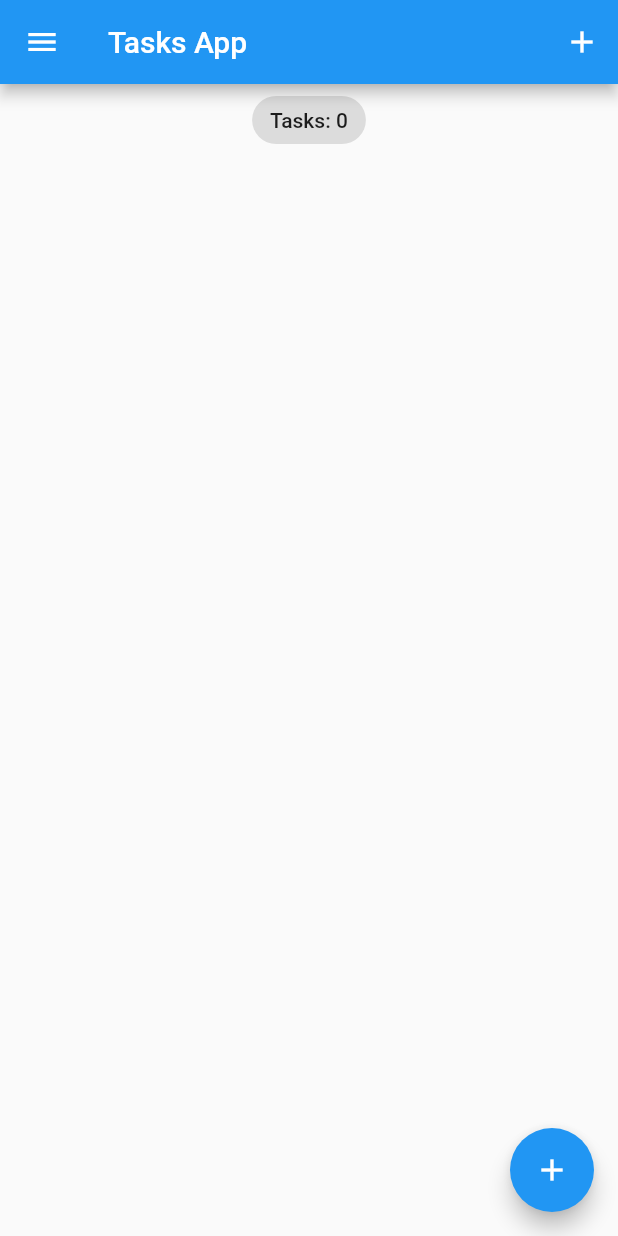
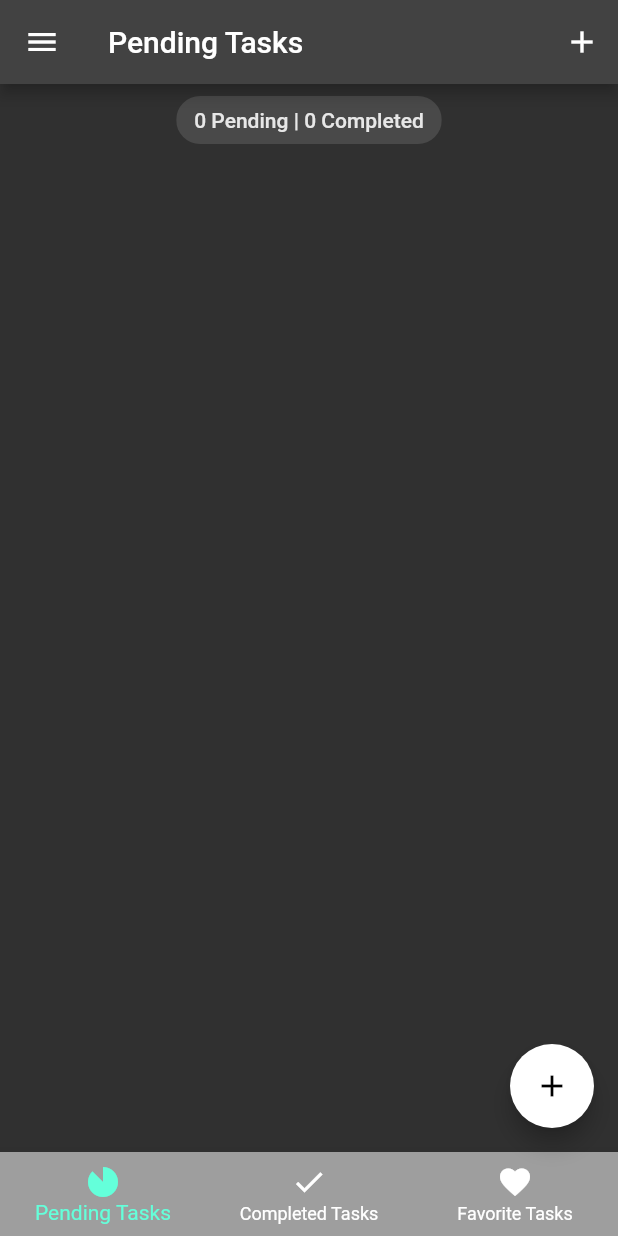
Before and after one commit to pmidura/BLoC-ToDoApp, a Flutter app: the screen it shows after launch, on a phone screen of 412 x 824 dp. Run offline on Flutter 3.47's test engine with Material 2 defaults, Android fonts, the light colour scheme and no system bars; our stand-ins replace equatable, flutter_bloc, hydrated_bloc.

Commit message:
add bottomNavBar and 3 screens

```diff
--- a/lib/bloc/tasks_state.dart
+++ /dev/null
@@ -1,28 +0,0 @@
-part of 'tasks_bloc.dart';
-
-class TasksState extends Equatable {
-  final List<Task> allTasks;
-  final List<Task> removedTasks;
-
-  const TasksState({
-    this.allTasks = const <Task>[],
-    this.removedTasks = const <Task>[],
-  });
-
-  @override
-  List<Object> get props => [allTasks, removedTasks];
-
-  Map<String, dynamic> toMap() {
-    return <String, dynamic>{
-      'allTasks': allTasks.map((x) => x.toMap()).toList(),
-      'removedTasks': removedTasks.map((x) => x.toMap()).toList(),
-    };
-  }
-
-  factory TasksState.fromMap(Map<String, dynamic> map) {
-    return TasksState(
-      allTasks: List<Task>.from(map['allTasks']?.map((x) => Task.fromMap(x))),
-      removedTasks: List<Task>.from(map['removedTasks']?.map((x) => Task.fromMap(x))),
-    );
-  }
-}
--- /dev/null
+++ b/lib/blocs/tasks_bloc/tasks_state.dart
@@ -0,0 +1,41 @@
+part of 'tasks_bloc.dart';
+
+class TasksState extends Equatable {
+  final List<Task> pendingTasks;
+  final List<Task> completedTasks;
+  final List<Task> favoriteTasks;
+  final List<Task> removedTasks;
+
+  const TasksState({
+    this.pendingTasks = const <Task>[],
+    this.completedTasks = const <Task>[],
+    this.favoriteTasks = const <Task>[],
+    this.removedTasks = const <Task>[],
+  });
+
+  @override
+  List<Object> get props => [
+        pendingTasks,
+        completedTasks,
+        favoriteTasks,
+        removedTasks,
+      ];
+
+  Map<String, dynamic> toMap() {
+    return <String, dynamic>{
+      'pendingTasks': pendingTasks.map((x) => x.toMap()).toList(),
+      'completedTasks': completedTasks.map((x) => x.toMap()).toList(),
+      'favoriteTasks': favoriteTasks.map((x) => x.toMap()).toList(),
+      'removedTasks': removedTasks.map((x) => x.toMap()).toList(),
+    };
+  }
+
+  factory TasksState.fromMap(Map<String, dynamic> map) {
+    return TasksState(
+      pendingTasks: List<Task>.from(map['pendingTasks']?.map((x) => Task.fromMap(x))),
+      completedTasks: List<Task>.from(map['completedTasks']?.map((x) => Task.fromMap(x))),
+      favoriteTasks: List<Task>.from(map['favoriteTasks']?.map((x) => Task.fromMap(x))),
+      removedTasks: List<Task>.from(map['removedTasks']?.map((x) => Task.fromMap(x))),
+    );
+  }
+}
--- a/lib/main.dart
+++ b/lib/main.dart
@@ -1,11 +1,12 @@
+import 'package:bloc_to_do_app/screens/tabs_screen.dart';
 import 'package:bloc_to_do_app/services/app_router.dart';
+import 'package:bloc_to_do_app/services/app_theme.dart';
 import 'package:flutter/material.dart';
 import 'package:flutter_bloc/flutter_bloc.dart';
 import 'package:hydrated_bloc/hydrated_bloc.dart';
 import 'package:path_provider/path_provider.dart';
 
-import 'bloc/tasks_bloc.dart';
-import 'screens/tasks_screen.dart';
+import 'blocs/tasks_bloc/tasks_bloc.dart';
 
 void main() async {
   WidgetsFlutterBinding.ensureInitialized();
@@ -28,11 +29,9 @@ class MyApp extends StatelessWidget {
       create: (context) => TasksBloc(),
       child: MaterialApp(
         title: 'Flutter Tasks App',
-        theme: ThemeData(
-          primarySwatch: Colors.blue,
-        ),
+        theme: AppThemes.appThemeData[AppTheme.darkTheme],
         debugShowCheckedModeBanner: false,
-        home: const TasksScreen(),
+        home: const TabsScreen(),
         onGenerateRoute: appRouter.onGenerateRoute,
       ),
     );
--- a/lib/screens/add_task_screen.dart
+++ b/lib/screens/add_task_screen.dart
@@ -2,7 +2,7 @@ import 'package:bloc_to_do_app/services/guid_gen.dart';
 import 'package:flutter/material.dart';
 import 'package:flutter_bloc/flutter_bloc.dart';
 
-import '../bloc/tasks_bloc.dart';
+import '../blocs/tasks_bloc/tasks_bloc.dart';
 import '../models/task.dart';
 
 class AddTaskScreen extends StatelessWidget {
--- /dev/null
+++ b/lib/screens/completed_tasks_screen.dart
@@ -0,0 +1,33 @@
+import 'package:flutter/material.dart';
+import 'package:flutter_bloc/flutter_bloc.dart';
+
+import '../blocs/tasks_bloc/tasks_bloc.dart';
+import '../models/task.dart';
+import '../widgets/tasks_list.dart';
+
+class CompletedTasksScreen extends StatelessWidget {
+  const CompletedTasksScreen({super.key});
+
+  static const id = 'completed_tasks_screen';
+
+  @override
+  Widget build(BuildContext context) => BlocBuilder<TasksBloc, TasksState>(
+        builder: (context, state) {
+          List<Task> tasksList = state.completedTasks;
+
+          return Column(
+            crossAxisAlignment: CrossAxisAlignment.center,
+            children: [
+              Center(
+                child: Chip(
+                  label: Text(
+                    '${tasksList.length} Completed',
+                  ),
+                ),
+              ),
+              TasksList(tasksList: tasksList),
+            ],
+          );
+        },
+      );
+}
--- /dev/null
+++ b/lib/screens/pending_tasks_screen.dart
@@ -0,0 +1,33 @@
+import 'package:flutter/material.dart';
+import 'package:flutter_bloc/flutter_bloc.dart';
+
+import '../blocs/tasks_bloc/tasks_bloc.dart';
+import '../models/task.dart';
+import '../widgets/tasks_list.dart';
+
+class PendingTasksScreen extends StatelessWidget {
+  const PendingTasksScreen({super.key});
+
+  static const id = 'pending_tasks_screen';
+
+  @override
+  Widget build(BuildContext context) => BlocBuilder<TasksBloc, TasksState>(
+        builder: (context, state) {
+          List<Task> tasksList = state.pendingTasks;
+
+          return Column(
+            crossAxisAlignment: CrossAxisAlignment.center,
+            children: [
+              Center(
+                child: Chip(
+                  label: Text(
+                    '${tasksList.length} Pending | ${state.completedTasks.length} Completed',
+                  ),
+                ),
+              ),
+              TasksList(tasksList: tasksList),
+            ],
+          );
+        },
+      );
+}
--- a/lib/screens/recycle_bin.dart
+++ b/lib/screens/recycle_bin.dart
@@ -1,7 +1,7 @@
 import 'package:flutter/material.dart';
 import 'package:flutter_bloc/flutter_bloc.dart';
 
-import '../bloc/tasks_bloc.dart';
+import '../blocs/tasks_bloc/tasks_bloc.dart';
 import '../widgets/tasks_list.dart';
 import 'my_drawer.dart';
 
--- /dev/null
+++ b/lib/screens/tabs_screen.dart
@@ -0,0 +1,84 @@
+import 'package:bloc_to_do_app/screens/my_drawer.dart';
+import 'package:bloc_to_do_app/screens/pending_tasks_screen.dart';
+import 'package:flutter/material.dart';
+
+import 'add_task_screen.dart';
+import 'completed_tasks_screen.dart';
+import 'favorite_tasks_screen.dart';
+
+class TabsScreen extends StatefulWidget {
+  const TabsScreen({super.key});
+
+  static const id = 'tabs_screen';
+
+  @override
+  State<TabsScreen> createState() => _TabsScreenState();
+}
+
+class _TabsScreenState extends State<TabsScreen> {
+  final List<Map<String, dynamic>> _pageDetails = [
+    {'pageName': const PendingTasksScreen(), 'title': 'Pending Tasks'},
+    {'pageName': const CompletedTasksScreen(), 'title': 'Completed Tasks'},
+    {'pageName': const FavoriteTasksScreen(), 'title': 'Favorite Tasks'},
+  ];
+
+  var _selectedPageIndex = 0;
+
+  void _addTask(BuildContext context) {
+    showModalBottomSheet(
+      context: context,
+      builder: (context) => SingleChildScrollView(
+        child: Container(
+          padding: EdgeInsets.only(
+            bottom: MediaQuery.of(context).viewInsets.bottom,
+          ),
+          child: const AddTaskScreen(),
+        ),
+      ),
+    );
+  }
+
+  @override
+  Widget build(BuildContext context) => Scaffold(
+        appBar: AppBar(
+          title: Text(_pageDetails[_selectedPageIndex]['title']),
+          actions: [
+            IconButton(
+              onPressed: () => _addTask(context),
+              icon: const Icon(Icons.add),
+            ),
+          ],
+        ),
+        drawer: const MyDrawer(),
+        body: _pageDetails[_selectedPageIndex]['pageName'],
+        floatingActionButton: _selectedPageIndex == 0
+            ? FloatingActionButton(
+                onPressed: () => _addTask(context),
+                tooltip: 'Add Task',
+                child: const Icon(Icons.add),
+              )
+            : null,
+        bottomNavigationBar: BottomNavigationBar(
+          currentIndex: _selectedPageIndex,
+          onTap: (index) {
+            setState(() {
+              _selectedPageIndex = index;
+            });
+          },
+          items: const [
+            BottomNavigationBarItem(
+              icon: Icon(Icons.incomplete_circle_sharp),
+              label: 'Pending Tasks',
+            ),
+            BottomNavigationBarItem(
+              icon: Icon(Icons.done),
+              label: 'Completed Tasks',
+            ),
+            BottomNavigationBarItem(
+              icon: Icon(Icons.favorite),
+              label: 'Favorite Tasks',
+            ),
+          ],
+        ),
+      );
+}
--- a/lib/screens/tasks_screen.dart
+++ /dev/null
@@ -1,72 +0,0 @@
-import 'package:bloc_to_do_app/screens/my_drawer.dart';
-import 'package:flutter/material.dart';
-import 'package:flutter_bloc/flutter_bloc.dart';
-
-import '../bloc/tasks_bloc.dart';
-import '../models/task.dart';
-import '../widgets/tasks_list.dart';
-import 'add_task_screen.dart';
-
-class TasksScreen extends StatefulWidget {
-  const TasksScreen({super.key});
-
-  static const id = 'tasks_screen';
-
-  @override
-  State<TasksScreen> createState() => _TasksScreenState();
-}
-
-class _TasksScreenState extends State<TasksScreen> {
-
-  void _addTask(BuildContext context) {
-    showModalBottomSheet(
-      context: context,
-      builder: (context) => SingleChildScrollView(
-        child: Container(
-          padding: EdgeInsets.only(
-            bottom: MediaQuery.of(context).viewInsets.bottom,
-          ),
-          child: const AddTaskScreen(),
-        ),
-      ),
-    );
-  }
-
-  @override
-  Widget build(BuildContext context) => BlocBuilder<TasksBloc, TasksState>(
-        builder: (context, state) {
-          List<Task> tasksList = state.allTasks;
-
-          return Scaffold(
-            appBar: AppBar(
-              title: const Text('Tasks App'),
-              actions: [
-                IconButton(
-                  onPressed: () => _addTask(context),
-                  icon: const Icon(Icons.add),
-                ),
-              ],
-            ),
-            drawer: const MyDrawer(),
-            body: Column(
-              crossAxisAlignment: CrossAxisAlignment.center,
-              children: [
-                Center(
-                  child: Chip(
-                    label: Text(
-                      'Tasks: ${state.allTasks.length}',
-                    ),
-                  ),
-                ),
-                TasksList(tasksList: tasksList),
-              ],
-            ),
-            floatingActionButton: FloatingActionButton(
-              onPressed: () => _addTask(context),
-              tooltip: 'Add Task',
-              child: const Icon(Icons.add),
-            ),
-          );
-        },
-      );
-}
--- a/lib/services/app_router.dart
+++ b/lib/services/app_router.dart
@@ -1,5 +1,5 @@
 import 'package:bloc_to_do_app/screens/recycle_bin.dart';
-import 'package:bloc_to_do_app/screens/tasks_screen.dart';
+import 'package:bloc_to_do_app/screens/tabs_screen.dart';
 import 'package:flutter/material.dart';
 
 class AppRouter {
@@ -7,8 +7,8 @@ class AppRouter {
     switch (routeSettings.name) {
       case RecycleBin.id:
         return MaterialPageRoute(builder: (_) => const RecycleBin());
-      case TasksScreen.id:
-        return MaterialPageRoute(builder: (_) => const TasksScreen());
+      case TabsScreen.id:
+        return MaterialPageRoute(builder: (_) => const TabsScreen());
       default:
         return null;
     }
--- /dev/null
+++ b/lib/services/app_theme.dart
@@ -0,0 +1,38 @@
+// ignore_for_file: deprecated_member_use
+
+import 'package:flutter/material.dart';
+
+enum AppTheme {
+  darkTheme,
+}
+
+class AppThemes {
+  static final appThemeData = {
+    AppTheme.darkTheme: ThemeData(
+      primarySwatch: Colors.grey,
+      primaryColor: Colors.black,
+      brightness: Brightness.dark,
+      backgroundColor: const Color(0xFF212121),
+      dividerColor: Colors.black54,
+      floatingActionButtonTheme: const FloatingActionButtonThemeData(
+        backgroundColor: Colors.white,
+      ),
+      textButtonTheme: TextButtonThemeData(
+        style: ButtonStyle(
+          foregroundColor: MaterialStateProperty.all(
+            Colors.white,
+          ),
+        ),
+      ),
+      textTheme: const TextTheme(
+        titleMedium: TextStyle(
+          color: Colors.white,
+        ),
+      ),
+      bottomNavigationBarTheme: const BottomNavigationBarThemeData(
+        backgroundColor: Colors.grey,
+        unselectedItemColor: Colors.white,
+      ),
+    ),
+  };
+}
--- a/lib/widgets/task_tile.dart
+++ b/lib/widgets/task_tile.dart
@@ -1,7 +1,7 @@
 import 'package:flutter/material.dart';
 import 'package:flutter_bloc/flutter_bloc.dart';
 
-import '../bloc/tasks_bloc.dart';
+import '../blocs/tasks_bloc/tasks_bloc.dart';
 import '../models/task.dart';
 
 class TaskTile extends StatelessWidget {
```
Also changed, not shown: lib/blocs/tasks_bloc/tasks_bloc.dart (renamed from lib/bloc/tasks_bloc.dart, +23 -9 lines), lib/screens/favorite_tasks_screen.dart (added, +33 -0 lines), lib/screens/my_drawer.dart (+5 -6 lines), lib/blocs/tasks_bloc/tasks_event.dart (renamed from lib/bloc/tasks_event.dart).
